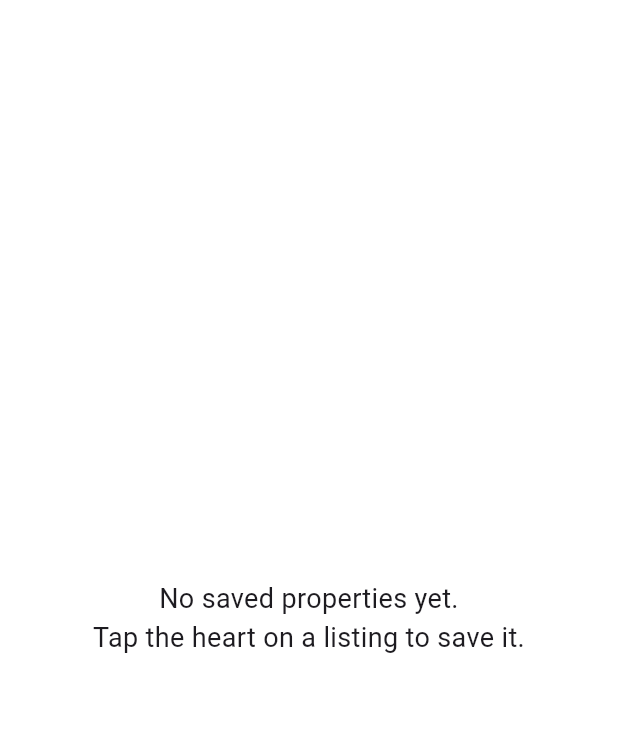
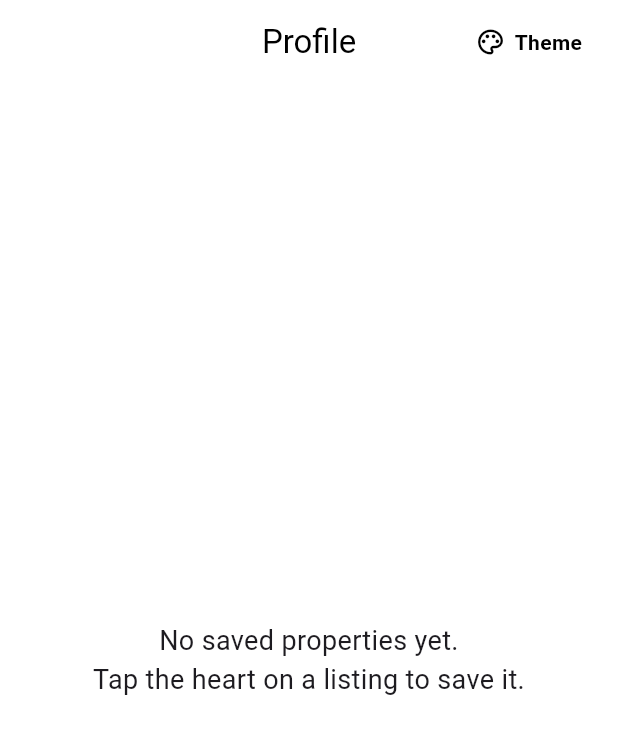
Before and after one commit to samarthnirula/propertyiq, a Flutter app: the ProfilePage screen opened directly, on a phone screen of 412 x 824 dp. Shown: the top 734 px of the screen. Run offline on Flutter 3.47's test engine with Material 3 defaults, Android fonts, the phone set to English and light mode, and no system bars; network calls fail.

Commit message:
Add theme selection to ProfilePage
Added theme selection functionality to the ProfilePage, allowing users to choose from multiple themes. Updated UI components to integrate the theme selection feature.

```diff
--- a/frontend/lib/pages/profile.dart
+++ b/frontend/lib/pages/profile.dart
@@ -3,6 +3,8 @@ import 'package:intl/intl.dart';
 
 import '../models/listing.dart';
 import '../services/saved_listings_store.dart';
+import '../theme.dart'; // Added for AppTheme
+import '../app.dart';   // Added for themeNotifier
 
 class ProfilePage extends StatefulWidget {
   const ProfilePage({super.key});
@@ -15,21 +17,81 @@ class _ProfilePageState extends State<ProfilePage> {
   final NumberFormat _currency =
       NumberFormat.currency(locale: 'en_US', symbol: '\$', decimalDigits: 0);
 
+  // --- Theme Selection Methods ---
+  void _showThemeDialog(BuildContext context) {
+    showDialog(
+      context: context,
+      builder: (context) => AlertDialog(
+        title: const Text("Select Theme"),
+        content: Column(
+          mainAxisSize: MainAxisSize.min,
+          children: [
+            _themeTile(context, "Classic Light", AppTheme.classicLight, Colors.blue),
+            _themeTile(context, "Soft Blue", AppTheme.softBlue, Colors.cyan),
+            _themeTile(context, "Deep Dark", AppTheme.deepDark, Colors.grey.shade900),
+            _themeTile(context, "Midnight", AppTheme.midnight, Colors.black),
+          ],
+        ),
+      ),
+    );
+  }
+
+  Widget _themeTile(BuildContext context, String title, AppTheme value, Color color) {
+    return ListTile(
+      leading: CircleAvatar(backgroundColor: color, radius: 10),
+      title: Text(title),
+      onTap: () {
+        themeNotifier.value = value;
+        Navigator.pop(context);
+      },
+    );
+  }
+  // -------------------------------
+
   @override
   Widget build(BuildContext context) {
     final saved = SavedListingsStore.saved;
 
-    if (saved.isEmpty) {
-      return const Center(
+    return Scaffold(
+      // The AppBar holds your new Theme button in the top right
+      appBar: AppBar(
+        title: const Text("Profile"),
+        actions: [
+          Padding(
+            padding: const EdgeInsets.only(right: 12.0),
+            child: Tooltip(
+              message: "Change App Theme",
+              child: InkWell(
+                borderRadius: BorderRadius.circular(8),
+                onTap: () => _showThemeDialog(context),
+                hoverColor: Colors.grey.withOpacity(0.2),
+                child: Padding(
+                  padding: const EdgeInsets.symmetric(horizontal: 12.0, vertical: 8.0),
+                  child: Row(
+                    mainAxisSize: MainAxisSize.min,
+                    children: const [
+                      Icon(Icons.palette_outlined, size: 20),
+                      SizedBox(width: 6),
+                      Text("Theme", style: TextStyle(fontWeight: FontWeight.bold)),
+                    ],
+                  ),
+                ),
+              ),
+            ),
+          ),
+        ],
+      ),
+
+      // The body conditionally shows either the empty state or your saved listings
+      body: saved.isEmpty
+          ? const Center(
               child: Text(
                 "No saved properties yet.\nTap the heart on a listing to save it.",
                 textAlign: TextAlign.center,
                 style: TextStyle(fontSize: 18),
               ),
-      );
-    }
-
-    return Padding(
+            )
+          : Padding(
               padding: const EdgeInsets.all(16),
               child: Column(
                 crossAxisAlignment: CrossAxisAlignment.start,
@@ -39,20 +101,16 @@ class _ProfilePageState extends State<ProfilePage> {
                     style: TextStyle(fontSize: 22, fontWeight: FontWeight.bold),
                   ),
                   const SizedBox(height: 12),
-
                   Expanded(
                     child: ListView.builder(
                       itemCount: saved.length,
                       itemBuilder: (context, i) {
                         final Listing l = saved[i];
-                final title =
-                    "${l.address}, ${l.city} ${l.state} ${l.zip}";
+                        final title = "${l.address}, ${l.city} ${l.state} ${l.zip}";
                         final beds = l.beds?.toStringAsFixed(0) ?? "-";
                         final baths = l.baths?.toStringAsFixed(1) ?? "-";
                         final sqft = l.sqft?.toString() ?? "-";
-                final price = l.price == null
-                    ? "-"
-                    : _currency.format(l.price);
+                        final price = l.price == null ? "-" : _currency.format(l.price);
 
                         return Card(
                           margin: const EdgeInsets.only(bottom: 14),
@@ -64,47 +122,39 @@ class _ProfilePageState extends State<ProfilePage> {
                                 // Address
                                 Text(
                                   title,
-                          style: const TextStyle(
-                              fontWeight: FontWeight.w600),
+                                  style: const TextStyle(fontWeight: FontWeight.w600),
                                 ),
-
                                 const SizedBox(height: 10),
                                 const Divider(),
                                 const SizedBox(height: 10),
 
                                 // Beds / Baths / Sqft
                                 Row(
-                          mainAxisAlignment:
-                              MainAxisAlignment.spaceBetween,
+                                  mainAxisAlignment: MainAxisAlignment.spaceBetween,
                                   children: [
                                     Text("Beds: $beds"),
                                     Text("Baths: $baths"),
                                     Text("Sqft: $sqft"),
                                   ],
                                 ),
-
                                 const SizedBox(height: 10),
                                 const Divider(),
                                 const SizedBox(height: 10),
 
                                 // Price
                                 Row(
-                          mainAxisAlignment:
-                              MainAxisAlignment.spaceBetween,
+                                  mainAxisAlignment: MainAxisAlignment.spaceBetween,
                                   children: [
                                     const Text(
                                       "Price",
-                              style:
-                                  TextStyle(fontWeight: FontWeight.w600),
+                                      style: TextStyle(fontWeight: FontWeight.w600),
                                     ),
                                     Text(
                                       price,
-                              style:
-                                  const TextStyle(fontWeight: FontWeight.w600),
+                                      style: const TextStyle(fontWeight: FontWeight.w600),
                                     ),
                                   ],
                                 ),
-
                                 const SizedBox(height: 10),
                                 const Divider(),
                                 const SizedBox(height: 6),
@@ -128,9 +178,7 @@ class _ProfilePageState extends State<ProfilePage> {
                       },
                     ),
                   ),
-
                   const SizedBox(height: 8),
-
                   Align(
                     alignment: Alignment.centerRight,
                     child: TextButton(
@@ -143,6 +191,7 @@ class _ProfilePageState extends State<ProfilePage> {
                   )
                 ],
               ),
+            ),
     );
   }
 }
```
Lines whose indentation alone changed are shown as unchanged.
